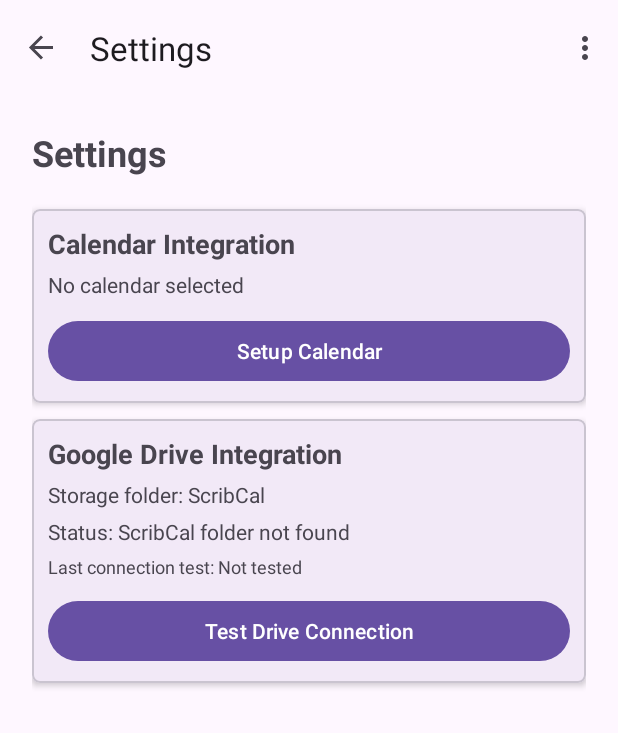
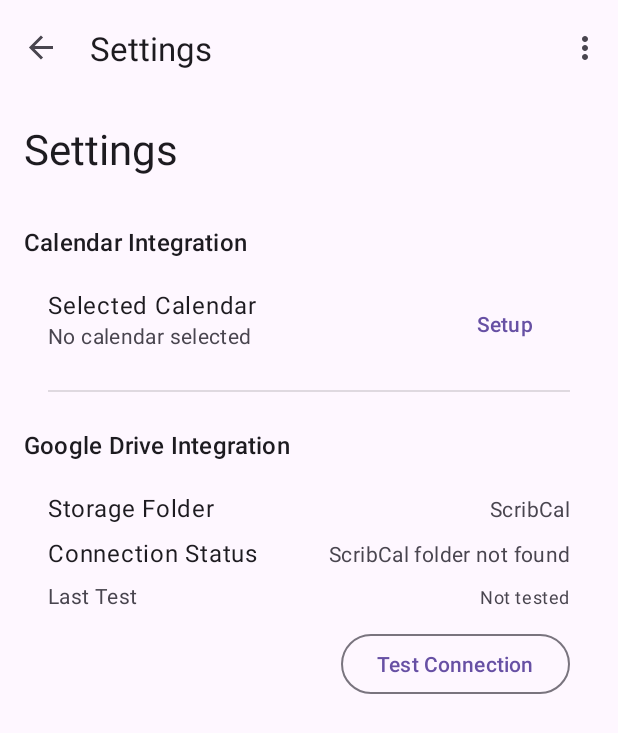
Before and after one commit to tjcelaya/scribcal-android, an Android app: the SettingsFragment screen opened through its navigation route, on a phone screen of 412 x 824 dp. Shown: the top 733 px of the screen. Run offline under Robolectric (Android 15) with nearby library versions, the phone set to English and light mode, and no system bars; our stand-ins replace Room's generated code, navigation-ui; libraries missing offline, so code that uses them is left out: com.google.api.client, com.google.api.services.

Commit message:
starting to simplify style

```diff
--- a/app/src/main/java/com/tjcelaya/scribcal/ui/settings/SettingsFragment.kt
+++ b/app/src/main/java/com/tjcelaya/scribcal/ui/settings/SettingsFragment.kt
@@ -4,23 +4,22 @@ import android.os.Bundle
 import android.view.LayoutInflater
 import android.view.View
 import android.view.ViewGroup
-import android.widget.LinearLayout
-import android.widget.TextView
 import androidx.fragment.app.Fragment
 import androidx.lifecycle.lifecycleScope
 import androidx.navigation.fragment.findNavController
-import com.google.android.material.button.MaterialButton
-import com.google.android.material.card.MaterialCardView
 import com.tjcelaya.scribcal.R
 import com.tjcelaya.scribcal.ScribCalApplication
 import com.tjcelaya.scribcal.data.CalendarRepository
-import com.tjcelaya.scribcal.data.DriveConnectionResult
 import com.tjcelaya.scribcal.data.DriveRepository
+import com.tjcelaya.scribcal.databinding.FragmentSettingsBinding
 import kotlinx.coroutines.launch
 import java.text.SimpleDateFormat
 import java.util.*
 
 class SettingsFragment : Fragment() {
+
+    private var _binding: FragmentSettingsBinding? = null
+    private val binding get() = _binding!!
 
     private lateinit var calendarRepository: CalendarRepository
     private lateinit var driveRepository: DriveRepository
@@ -30,184 +29,96 @@ class SettingsFragment : Fragment() {
         container: ViewGroup?,
         savedInstanceState: Bundle?
     ): View {
+        _binding = FragmentSettingsBinding.inflate(inflater, container, false)
+
         val app = requireActivity().application as ScribCalApplication
         calendarRepository = app.calendarRepository
         driveRepository = app.driveRepository
 
-        val containerLayout = LinearLayout(requireContext()).apply {
-            orientation = LinearLayout.VERTICAL
-            setPadding(32, 32, 32, 32)
+        setupUI()
+
+        return binding.root
     }
 
-        // Title
-        val titleText = TextView(requireContext()).apply {
-            text = "Settings"
-            textSize = 24f
-            setTypeface(null, android.graphics.Typeface.BOLD)
-            setPadding(0, 0, 0, 32)
-        }
-        containerLayout.addView(titleText)
-
-        // Calendar Settings Card
-        val calendarCard = createCalendarSettingsCard()
-        containerLayout.addView(calendarCard)
-
-        // Google Drive Settings Card
-        val driveCard = createDriveSettingsCard()
-        containerLayout.addView(driveCard)
-
-        return containerLayout
+    private fun setupUI() {
+        setupCalendarSection()
+        setupDriveSection()
     }
 
-    private fun createCalendarSettingsCard(): MaterialCardView {
-        val card = MaterialCardView(requireContext()).apply {
-            layoutParams = LinearLayout.LayoutParams(
-                LinearLayout.LayoutParams.MATCH_PARENT,
-                LinearLayout.LayoutParams.WRAP_CONTENT
-            ).apply {
-                setMargins(0, 0, 0, 16)
-            }
-            cardElevation = 4f
-            radius = 8f
+    private fun setupCalendarSection() {
+        // Update calendar status
+        if (calendarRepository.isCalendarSetupComplete()) {
+            val calendarName = calendarRepository.getSelectedCalendarName()
+            binding.calendarStatusText.text = calendarName ?: "Unknown calendar"
+            binding.changeCalendarButton.text = "Change"
+        } else {
+            binding.calendarStatusText.text = "No calendar selected"
+            binding.changeCalendarButton.text = "Setup"
         }
 
-        val cardContent = LinearLayout(requireContext()).apply {
-            orientation = LinearLayout.VERTICAL
-            setPadding(16, 16, 16, 16)
+        // Set click listeners
+        binding.calendarSettingItem.setOnClickListener {
+            findNavController().navigate(R.id.calendarSetupFragment)
         }
 
-        val cardTitle = TextView(requireContext()).apply {
-            text = "Calendar Integration"
-            textSize = 18f
-            setTypeface(null, android.graphics.Typeface.BOLD)
-            setPadding(0, 0, 0, 8)
-        }
-
-        val statusText = TextView(requireContext()).apply {
-            if (calendarRepository.isCalendarSetupComplete()) {
-                val calendarName = calendarRepository.getSelectedCalendarName()
-                text = "Currently using: $calendarName"
-            } else {
-                text = "No calendar selected"
-            }
-            textSize = 14f
-            setPadding(0, 0, 0, 16)
-        }
-
-        val changeCalendarButton = MaterialButton(requireContext()).apply {
-            text = if (calendarRepository.isCalendarSetupComplete()) "Change Calendar" else "Setup Calendar"
-            setOnClickListener {
+        binding.changeCalendarButton.setOnClickListener {
             findNavController().navigate(R.id.calendarSetupFragment)
         }
     }
 
-        cardContent.addView(cardTitle)
-        cardContent.addView(statusText)
-        cardContent.addView(changeCalendarButton)
-        card.addView(cardContent)
+    private fun setupDriveSection() {
+        // Update Drive information
+        binding.driveFolderText.text = driveRepository.getCurrentFolderName()
+        binding.driveStatusText.text = driveRepository.getDriveStatus()
+        binding.driveLastTestText.text = "Not tested"
 
-        return card
-    }
-
-    private fun createDriveSettingsCard(): MaterialCardView {
-        val card = MaterialCardView(requireContext()).apply {
-            layoutParams = LinearLayout.LayoutParams(
-                LinearLayout.LayoutParams.MATCH_PARENT,
-                LinearLayout.LayoutParams.WRAP_CONTENT
-            ).apply {
-                setMargins(0, 0, 0, 16)
-            }
-            cardElevation = 4f
-            radius = 8f
-        }
-
-        val cardContent = LinearLayout(requireContext()).apply {
-            orientation = LinearLayout.VERTICAL
-            setPadding(16, 16, 16, 16)
-        }
-
-        val cardTitle = TextView(requireContext()).apply {
-            text = "Google Drive Integration"
-            textSize = 18f
-            setTypeface(null, android.graphics.Typeface.BOLD)
-            setPadding(0, 0, 0, 8)
-        }
-
-        val folderText = TextView(requireContext()).apply {
-            text = "Storage folder: ${driveRepository.getCurrentFolderName()}"
-            textSize = 14f
-            setPadding(0, 0, 0, 8)
-        }
-
-        val statusText = TextView(requireContext()).apply {
-            text = "Status: ${driveRepository.getDriveStatus()}"
-            textSize = 14f
-            setPadding(0, 0, 0, 8)
-        }
-
-        val lastTestText = TextView(requireContext()).apply {
-            text = "Last connection test: Not tested"
-            textSize = 12f
-            setPadding(0, 0, 0, 16)
-        }
-
-        val testConnectionButton = MaterialButton(requireContext()).apply {
-            text = "Test Drive Connection"
-            setOnClickListener {
-                testDriveConnection(statusText, lastTestText, this)
+        // Set up test button
+        binding.testDriveButton.setOnClickListener {
+            testDriveConnection()
         }
     }
 
-        cardContent.addView(cardTitle)
-        cardContent.addView(folderText)
-        cardContent.addView(statusText)
-        cardContent.addView(lastTestText)
-        cardContent.addView(testConnectionButton)
-        card.addView(cardContent)
-
-        return card
-    }
-
-    private fun testDriveConnection(
-        statusText: TextView,
-        lastTestText: TextView,
-        testButton: MaterialButton
-    ) {
+    private fun testDriveConnection() {
         lifecycleScope.launch {
             try {
                 // Disable button and show testing state
-                testButton.isEnabled = false
-                testButton.text = "Testing..."
-                statusText.text = "Status: Testing connection..."
+                binding.testDriveButton.isEnabled = false
+                binding.testDriveButton.text = "Testing..."
+                binding.driveStatusText.text = "Testing connection..."
 
                 // Test the connection
                 val result = driveRepository.testDriveConnection()
 
                 // Update UI with results
-                statusText.text = "Status: ${result.status}"
+                binding.driveStatusText.text = result.status
 
                 val lastTestTime = result.lastTestTime?.let { timestamp ->
-                    val formatter = SimpleDateFormat("MMM dd, yyyy 'at' HH:mm:ss", Locale.getDefault())
+                    val formatter = SimpleDateFormat("MMM dd, HH:mm:ss", Locale.getDefault())
                     formatter.format(Date(timestamp))
                 } ?: "Never"
 
-                lastTestText.text = "Last connection test: $lastTestTime"
+                binding.driveLastTestText.text = lastTestTime
 
                 // Show connection status with color
                 if (result.isConnected) {
-                    statusText.setTextColor(resources.getColor(android.R.color.holo_green_dark, null))
+                    binding.driveStatusText.setTextColor(requireContext().getColor(android.R.color.holo_green_dark))
                 } else {
-                    statusText.setTextColor(resources.getColor(android.R.color.holo_red_dark, null))
+                    binding.driveStatusText.setTextColor(requireContext().getColor(android.R.color.holo_red_dark))
                 }
 
             } catch (e: Exception) {
-                statusText.text = "Status: Error testing connection: ${e.message}"
-                statusText.setTextColor(resources.getColor(android.R.color.holo_red_dark, null))
+                binding.driveStatusText.text = "Error: ${e.message}"
+                binding.driveStatusText.setTextColor(requireContext().getColor(android.R.color.holo_red_dark))
             } finally {
                 // Re-enable button
-                testButton.isEnabled = true
-                testButton.text = "Test Drive Connection"
+                binding.testDriveButton.isEnabled = true
+                binding.testDriveButton.text = "Test Connection"
             }
         }
     }
+
+    override fun onDestroyView() {
+        super.onDestroyView()
+        _binding = null
     }
+}
--- /dev/null
+++ b/app/src/main/res/layout/fragment_settings.xml
@@ -0,0 +1,196 @@
+<?xml version="1.0" encoding="utf-8"?>
+<ScrollView xmlns:android="http://schemas.android.com/apk/res/android"
+    xmlns:app="http://schemas.android.com/apk/res-auto"
+    android:layout_width="match_parent"
+    android:layout_height="match_parent"
+    android:background="?android:attr/colorBackground">
+
+    <LinearLayout
+        android:layout_width="match_parent"
+        android:layout_height="wrap_content"
+        android:orientation="vertical"
+        android:paddingStart="16dp"
+        android:paddingTop="16dp"
+        android:paddingEnd="16dp"
+        android:paddingBottom="16dp">
+
+        <!-- Settings Title -->
+        <TextView
+            android:layout_width="match_parent"
+            android:layout_height="wrap_content"
+            android:layout_marginBottom="32dp"
+            android:text="Settings"
+            android:textAppearance="@style/TextAppearance.Material3.HeadlineMedium"
+            android:textColor="?android:attr/textColorPrimary" />
+
+        <!-- Calendar Section -->
+        <TextView
+            android:layout_width="match_parent"
+            android:layout_height="wrap_content"
+            android:layout_marginBottom="8dp"
+            android:text="Calendar Integration"
+            android:textAppearance="@style/TextAppearance.Material3.TitleMedium"
+            android:textColor="?android:attr/textColorPrimary" />
+
+        <LinearLayout
+            android:layout_width="match_parent"
+            android:layout_height="wrap_content"
+            android:layout_marginBottom="8dp"
+            android:minHeight="56dp"
+            android:orientation="horizontal"
+            android:paddingStart="16dp"
+            android:paddingTop="12dp"
+            android:paddingEnd="16dp"
+            android:paddingBottom="12dp"
+            android:background="?android:attr/selectableItemBackground"
+            android:clickable="true"
+            android:focusable="true"
+            android:id="@+id/calendar_setting_item">
+
+            <LinearLayout
+                android:layout_width="0dp"
+                android:layout_height="wrap_content"
+                android:layout_weight="1"
+                android:orientation="vertical">
+
+                <TextView
+                    android:layout_width="match_parent"
+                    android:layout_height="wrap_content"
+                    android:text="Selected Calendar"
+                    android:textAppearance="@style/TextAppearance.Material3.BodyLarge"
+                    android:textColor="?android:attr/textColorPrimary" />
+
+                <TextView
+                    android:id="@+id/calendar_status_text"
+                    android:layout_width="match_parent"
+                    android:layout_height="wrap_content"
+                    android:text="No calendar selected"
+                    android:textAppearance="@style/TextAppearance.Material3.BodyMedium"
+                    android:textColor="?android:attr/textColorSecondary" />
+
+            </LinearLayout>
+
+            <com.google.android.material.button.MaterialButton
+                android:id="@+id/change_calendar_button"
+                style="@style/Widget.Material3.Button.TextButton"
+                android:layout_width="wrap_content"
+                android:layout_height="wrap_content"
+                android:text="Setup"
+                android:textSize="14sp" />
+
+        </LinearLayout>
+
+        <!-- Divider -->
+        <View
+            android:layout_width="match_parent"
+            android:layout_height="1dp"
+            android:layout_marginStart="16dp"
+            android:layout_marginEnd="16dp"
+            android:layout_marginBottom="24dp"
+            android:background="?android:attr/listDivider" />
+
+        <!-- Google Drive Section -->
+        <TextView
+            android:layout_width="match_parent"
+            android:layout_height="wrap_content"
+            android:layout_marginBottom="8dp"
+            android:text="Google Drive Integration"
+            android:textAppearance="@style/TextAppearance.Material3.TitleMedium"
+            android:textColor="?android:attr/textColorPrimary" />
+
+        <LinearLayout
+            android:layout_width="match_parent"
+            android:layout_height="wrap_content"
+            android:layout_marginBottom="8dp"
+            android:orientation="vertical"
+            android:paddingStart="16dp"
+            android:paddingTop="12dp"
+            android:paddingEnd="16dp"
+            android:paddingBottom="12dp">
+
+            <LinearLayout
+                android:layout_width="match_parent"
+                android:layout_height="wrap_content"
+                android:layout_marginBottom="8dp"
+                android:orientation="horizontal">
+
+                <TextView
+                    android:layout_width="0dp"
+                    android:layout_height="wrap_content"
+                    android:layout_weight="1"
+                    android:text="Storage Folder"
+                    android:textAppearance="@style/TextAppearance.Material3.BodyLarge"
+                    android:textColor="?android:attr/textColorPrimary" />
+
+                <TextView
+                    android:id="@+id/drive_folder_text"
+                    android:layout_width="wrap_content"
+                    android:layout_height="wrap_content"
+                    android:text="ScribCal"
+                    android:textAppearance="@style/TextAppearance.Material3.BodyMedium"
+                    android:textColor="?android:attr/textColorSecondary" />
+
+            </LinearLayout>
+
+            <LinearLayout
+                android:layout_width="match_parent"
+                android:layout_height="wrap_content"
+                android:layout_marginBottom="8dp"
+                android:orientation="horizontal">
+
+                <TextView
+                    android:layout_width="0dp"
+                    android:layout_height="wrap_content"
+                    android:layout_weight="1"
+                    android:text="Connection Status"
+                    android:textAppearance="@style/TextAppearance.Material3.BodyLarge"
+                    android:textColor="?android:attr/textColorPrimary" />
+
+                <TextView
+                    android:id="@+id/drive_status_text"
+                    android:layout_width="wrap_content"
+                    android:layout_height="wrap_content"
+                    android:text="Not initialized"
+                    android:textAppearance="@style/TextAppearance.Material3.BodyMedium"
+                    android:textColor="?android:attr/textColorSecondary" />
+
+            </LinearLayout>
+
+            <LinearLayout
+                android:layout_width="match_parent"
+                android:layout_height="wrap_content"
+                android:layout_marginBottom="12dp"
+                android:orientation="horizontal">
+
+                <TextView
+                    android:layout_width="0dp"
+                    android:layout_height="wrap_content"
+                    android:layout_weight="1"
+                    android:text="Last Test"
+                    android:textAppearance="@style/TextAppearance.Material3.BodyMedium"
+                    android:textColor="?android:attr/textColorSecondary" />
+
+                <TextView
+                    android:id="@+id/drive_last_test_text"
+                    android:layout_width="wrap_content"
+                    android:layout_height="wrap_content"
+                    android:text="Not tested"
+                    android:textAppearance="@style/TextAppearance.Material3.BodySmall"
+                    android:textColor="?android:attr/textColorSecondary" />
+
+            </LinearLayout>
+
+            <com.google.android.material.button.MaterialButton
+                android:id="@+id/test_drive_button"
+                style="@style/Widget.Material3.Button.OutlinedButton"
+                android:layout_width="wrap_content"
+                android:layout_height="wrap_content"
+                android:layout_gravity="end"
+                android:text="Test Connection"
+                android:textSize="14sp" />
+
+        </LinearLayout>
+
+    </LinearLayout>
+
+</ScrollView>
```
Lines whose indentation alone changed are shown as unchanged.
